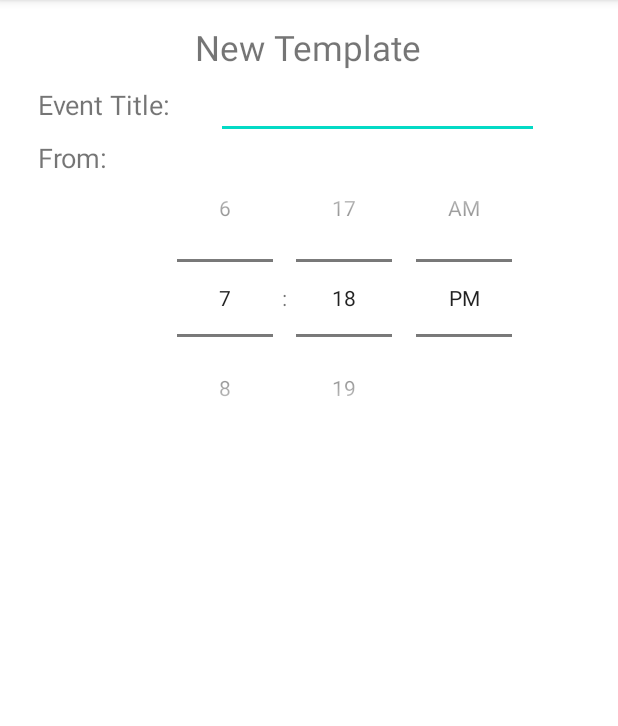
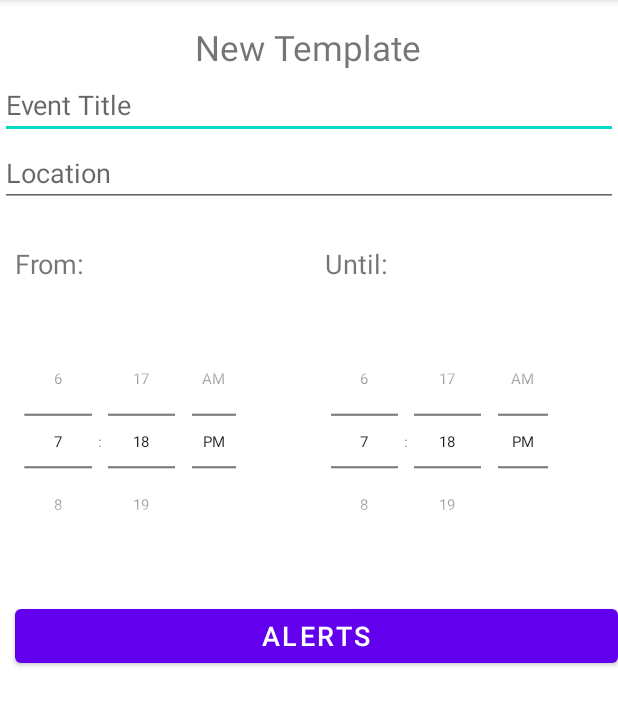
Before and after one commit to WilliamBayliss/CalendarApp, an Android app: the TemplateActivity screen opened directly, with no data from a screen before it, on a phone screen of 412 x 824 dp, the part 84-810 px from its top. Run offline under Robolectric (Android 15) with nearby library versions, the phone set to English and light mode, and no system bars.

Commit message:
polished TemplateActivity layout

```diff
--- a/app/src/main/java/com/williambayliss/calendar/Template.java
+++ b/app/src/main/java/com/williambayliss/calendar/Template.java
@@ -10,8 +10,12 @@ public class Template {
     public int id;
     @ColumnInfo(name = "Title")
     public String title;
+    @ColumnInfo(name = "Location")
+    public String location;
     @ColumnInfo(name = "Start Time")
     public int startTime;
     @ColumnInfo(name = "End Time")
     public int endTime;
+    @ColumnInfo(name = "Alert Type")
+    public String alertType;
 }
--- a/app/src/main/java/com/williambayliss/calendar/TemplateActivity.java
+++ b/app/src/main/java/com/williambayliss/calendar/TemplateActivity.java
@@ -12,8 +12,6 @@ import androidx.recyclerview.widget.RecyclerView;
 
 public class TemplateActivity extends AppCompatActivity {
     TextView titleTextView;
-    TextView fromTextView;
-    TextView titleInputTextView;
 
     @Override
     public void onCreate(Bundle savedInstanceState) {
@@ -22,8 +20,6 @@ public class TemplateActivity extends AppCompatActivity {
         setContentView(R.layout.template_activity);
 
         titleTextView = findViewById(R.id.newTemplateTextView);
-        fromTextView = findViewById(R.id.fromTimeTextView);
-        titleInputTextView = findViewById(R.id.titleInputTextView);
 
     }
 }
--- a/app/src/main/java/com/williambayliss/calendar/TemplateDao.java
+++ b/app/src/main/java/com/williambayliss/calendar/TemplateDao.java
@@ -7,11 +7,11 @@ import java.util.List;
 
 @Dao
 public interface TemplateDao {
-    @Query("INSERT INTO templates (Title, `Start Time`, `End Time`) VALUES (:title, :startTime, :endTime)")
-    void create(String title, int startTime, int endTime);
+    @Query("INSERT INTO templates (Title, Location, `Start Time`, `End Time`, `Alert Type`) VALUES (:title, :location, :startTime, :endTime, :alertType)")
+    void create(String title, String location, int startTime, int endTime, String alertType);
 
-    @Query("UPDATE templates SET Title = :title, `Start Time` = :startTime, `End Time` = :endTime WHERE id = :id")
-    void update(int id, String title, int startTime, int endTime);
+    @Query("UPDATE templates SET Title = :title, Location = :location, `Start Time` = :startTime, `End Time` = :endTime, `Alert Type` = :alertType WHERE id = :id")
+    void update(int id, String title, String location, int startTime, int endTime, String alertType);
 
     @Query("DELETE FROM templates WHERE id = :id")
     void delete(int id);
--- a/app/src/main/res/layout/template_activity.xml
+++ b/app/src/main/res/layout/template_activity.xml
@@ -16,52 +16,72 @@
         android:textSize="23dp"
         android:paddingTop="16dp"/>
 
+    <EditText
+        android:layout_width="match_parent"
+        android:layout_height="wrap_content"
+        android:id="@+id/eventTitleEditText"
+        android:hint="Event Title" />
+
+    <EditText
+        android:layout_width="match_parent"
+        android:layout_height="wrap_content"
+        android:id="@+id/eventLocationEditText"
+        android:hint="Location" />
+
     <LinearLayout
-        android:layout_width="wrap_content"
+        android:layout_width="match_parent"
         android:layout_height="wrap_content"
-        android:orientation="horizontal"
-        android:id="@+id/templateTitleLayout" >
-
+        android:paddingTop="25dp"
+        android:orientation="horizontal" >
         <TextView
             android:layout_width="wrap_content"
             android:layout_height="wrap_content"
-            android:text="Event Title: "
-            android:id="@+id/titleInputTextView"
             android:textSize="18dp"
+            android:layout_marginLeft="10dp"
             android:layout_weight="0"
-            android:paddingLeft="25dp"
-            android:paddingRight="25dp"/>
+            android:text="From:" />
 
-        <EditText
-            android:layout_width="215dp"
-            android:layout_height="wrap_content"
+        <TextView
+            android:layout_width="79dp"
+            android:layout_height="match_parent"
+            android:textSize="18dp"
+            android:layout_marginLeft="160dp"
             android:layout_weight="0"
-            android:width="150dp"
-            android:paddingLeft="25dp" />
+            android:text="Until:" />
+
     </LinearLayout>
-
     <LinearLayout
-        android:layout_width="wrap_content"
+        android:layout_width="match_parent"
         android:layout_height="wrap_content"
         android:orientation="horizontal"
-        android:id="@+id/templateStartTimeLayout" >
-
-        <TextView
-            android:layout_width="wrap_content"
-            android:layout_height="wrap_content"
-            android:text="From: "
-            android:id="@+id/fromTimeTextView"
-            android:textSize="18dp"
-            android:layout_weight="0"
-            android:paddingLeft="25dp"
-            android:paddingRight="25dp"/>
+        android:id="@+id/startEndTimesGetter" >
 
         <TimePicker
+            android:layout_width="233dp"
+            android:layout_height="match_parent"
+            android:layout_marginLeft="-30dp"
+            android:layout_weight="0"
+            android:id="@+id/fromTimeSpinner"
+            android:scaleX="0.7"
+            android:scaleY="0.7"
+            android:timePickerMode="spinner" />
+
+        <TimePicker
+            android:id="@+id/untilTimeSpinner"
             android:layout_width="wrap_content"
-            android:layout_height="wrap_content"
-            android:id="@+id/fromTimePicker"
-            android:timePickerMode="spinner"/>
+            android:layout_height="match_parent"
+            android:layout_marginLeft="-30dp"
+            android:layout_weight="0"
+            android:scaleX="0.7"
+            android:scaleY="0.7"
+            android:timePickerMode="spinner" />
     </LinearLayout>
+    <Button
+        android:layout_width="match_parent"
+        android:layout_height="wrap_content"
+        android:text="Alerts"
+        android:textSize="18dp"
+        android:layout_marginLeft="10dp"/>
 
 
 </LinearLayout>
```
